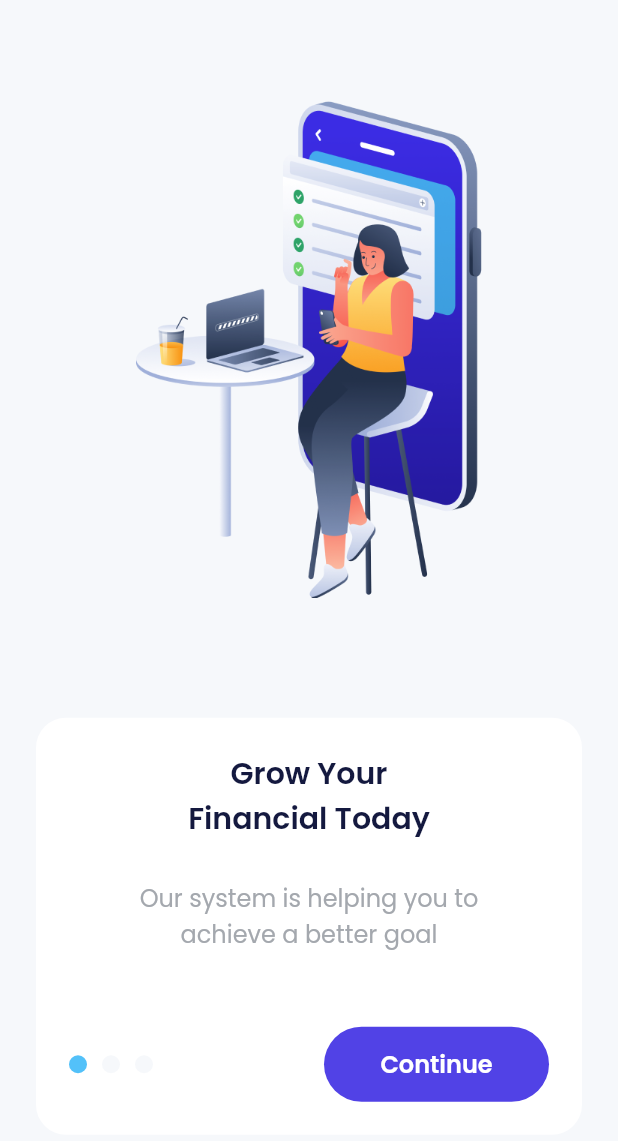
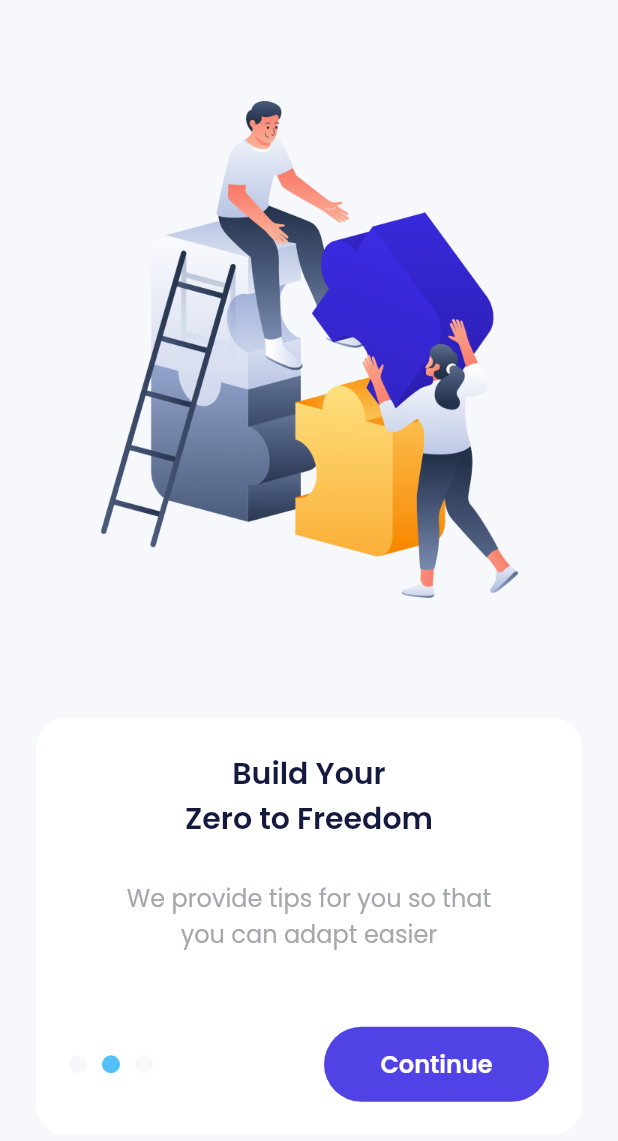
Before and after one commit to ugunNet21/flutter_bankv3, a Flutter app: the screen it shows after launch, after a tap on "Continue", on a phone screen of 412 x 824 dp. Shown: the top 1141 px of the screen. Run offline on Flutter 3.47's test engine with Material 2 defaults, Android fonts, the phone set to English and light mode, and no system bars; drawn by our look-alikes of carousel_slider; our stand-ins replace google_fonts.

Commit message:
add onboarding page 4

```diff
--- a/lib/ui/pages/onboarding_page.dart
+++ b/lib/ui/pages/onboarding_page.dart
@@ -2,8 +2,28 @@ import 'package:bank_v2/shared/theme.dart';
 import 'package:carousel_slider/carousel_slider.dart';
 import 'package:flutter/material.dart';
 
-class OnboardingPage extends StatelessWidget {
+class OnboardingPage extends StatefulWidget {
   const OnboardingPage({super.key});
+
+  @override
+  State<OnboardingPage> createState() => _OnboardingPageState();
+}
+
+class _OnboardingPageState extends State<OnboardingPage> {
+  int currentIndex = 0;
+  CarouselController carouselController = CarouselController();
+
+  List<String> titles = [
+    'Grow Your\nFinancial Today',
+    'Build Your\nZero to Freedom',
+    'Start Tpgether',
+  ];
+
+  List<String> subtitles = [
+    'Our system is helping you to\nachieve a better goal',
+    'We provide tips for you so that\nyou can adapt easier',
+    'We will guide you to where\nyou wanted it too',
+  ];
 
   @override
   Widget build(BuildContext context) {
@@ -31,7 +51,13 @@ class OnboardingPage extends StatelessWidget {
               options: CarouselOptions(
                   height: 331,
                   viewportFraction: 1,
-                  enableInfiniteScroll: false),
+                  enableInfiniteScroll: false,
+                  onPageChanged: (index, reason) {
+                    setState(() {
+                      currentIndex = index;
+                    });
+                  }),
+              carouselController: carouselController,
             ),
             const SizedBox(
               height: 80,
@@ -51,7 +77,7 @@ class OnboardingPage extends StatelessWidget {
               child: Column(
                 children: [
                   Text(
-                    'Grow Your\nFinancial Today',
+                    titles[currentIndex],
                     style: blackTextStyle.copyWith(
                       fontSize: 20,
                       fontWeight: semibold,
@@ -62,16 +88,61 @@ class OnboardingPage extends StatelessWidget {
                     height: 26,
                   ),
                   Text(
-                    'Our system is helping you to\nachieve a better goal',
+                    subtitles[currentIndex],
                     style: greyTextStyle.copyWith(
                       fontSize: 16,
                     ),
                     textAlign: TextAlign.center,
                   ),
+                  SizedBox(
+                    height: currentIndex == 2 ? 38 : 50,
+                  ),
+                  currentIndex == 2
+                      ? Column(
+                          children: [
+                            SizedBox(
+                              width: double.infinity,
+                              height: 50,
+                              child: TextButton(
+                                onPressed: () {
+                                  carouselController.nextPage();
+                                },
+                                style: TextButton.styleFrom(
+                                  backgroundColor: purpleColor,
+                                  shape: RoundedRectangleBorder(
+                                    borderRadius: BorderRadius.circular(56),
+                                  ),
+                                ),
+                                child: Text(
+                                  "Get Started",
+                                  style: whiteTextStyle.copyWith(
+                                    fontSize: 16,
+                                    fontWeight: semibold,
+                                  ),
+                                ),
+                              ),
+                            ),
                             const SizedBox(
-                    height: 50,
+                              height: 30,
                             ),
-                  Row(
+                            SizedBox(
+                              width: double.infinity,
+                              height: 24,
+                              child: TextButton(
+                                onPressed: () {},
+                                style: TextButton.styleFrom(
+                                    padding: EdgeInsets.zero),
+                                child: Text(
+                                  "Sign In",
+                                  style: greyTextStyle.copyWith(
+                                    fontSize: 16,
+                                  ),
+                                ),
+                              ),
+                            ),
+                          ],
+                        )
+                      : Row(
                           children: [
                             Container(
                               width: 12,
@@ -79,7 +150,9 @@ class OnboardingPage extends StatelessWidget {
                               margin: const EdgeInsets.only(right: 10),
                               decoration: BoxDecoration(
                                 shape: BoxShape.circle,
-                          color: blueColor,
+                                color: currentIndex == 0
+                                    ? blueColor
+                                    : lightBackgroundColor,
                               ),
                             ),
                             Container(
@@ -88,7 +161,9 @@ class OnboardingPage extends StatelessWidget {
                               margin: const EdgeInsets.only(right: 10),
                               decoration: BoxDecoration(
                                 shape: BoxShape.circle,
-                          color: lightBackgroundColor,
+                                color: currentIndex == 1
+                                    ? blueColor
+                                    : lightBackgroundColor,
                               ),
                             ),
                             Container(
@@ -97,15 +172,19 @@ class OnboardingPage extends StatelessWidget {
                               margin: const EdgeInsets.only(right: 10),
                               decoration: BoxDecoration(
                                 shape: BoxShape.circle,
-                          color: lightBackgroundColor,
+                                color: currentIndex == 2
+                                    ? blueColor
+                                    : lightBackgroundColor,
                               ),
                             ),
                             const Spacer(),
-                      Container(
+                            SizedBox(
                               width: 150,
                               height: 50,
                               child: TextButton(
-                          onPressed: () {},
+                                onPressed: () {
+                                  carouselController.nextPage();
+                                },
                                 style: TextButton.styleFrom(
                                   backgroundColor: purpleColor,
                                   shape: RoundedRectangleBorder(
```
Lines whose indentation alone changed are shown as unchanged.
